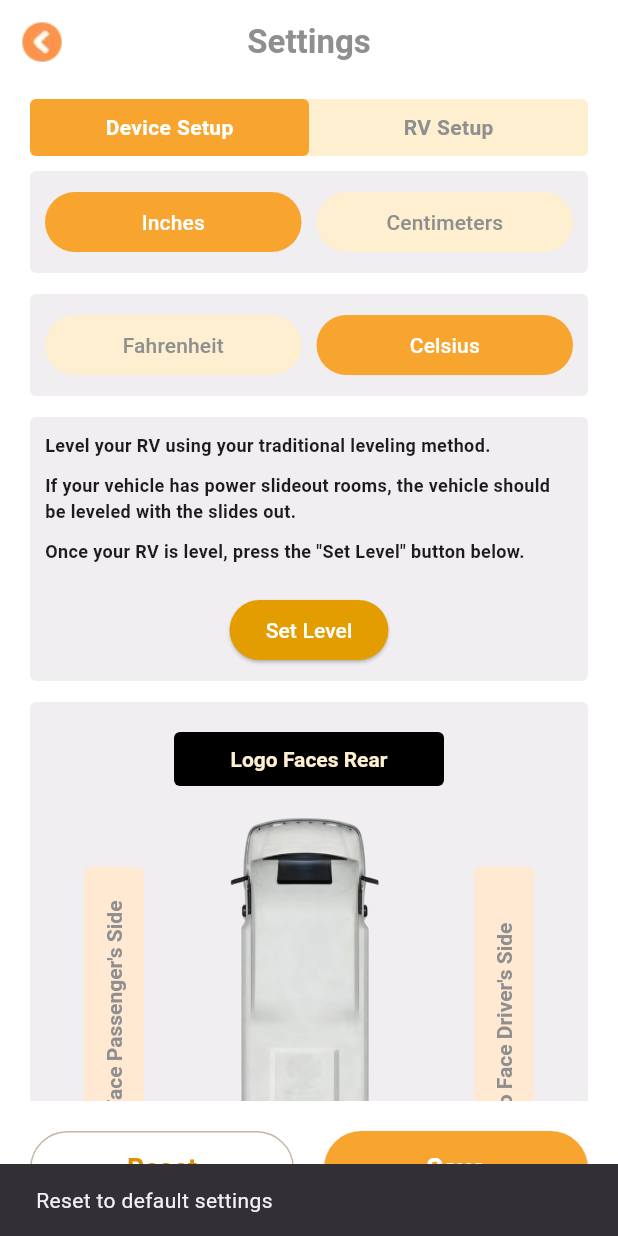
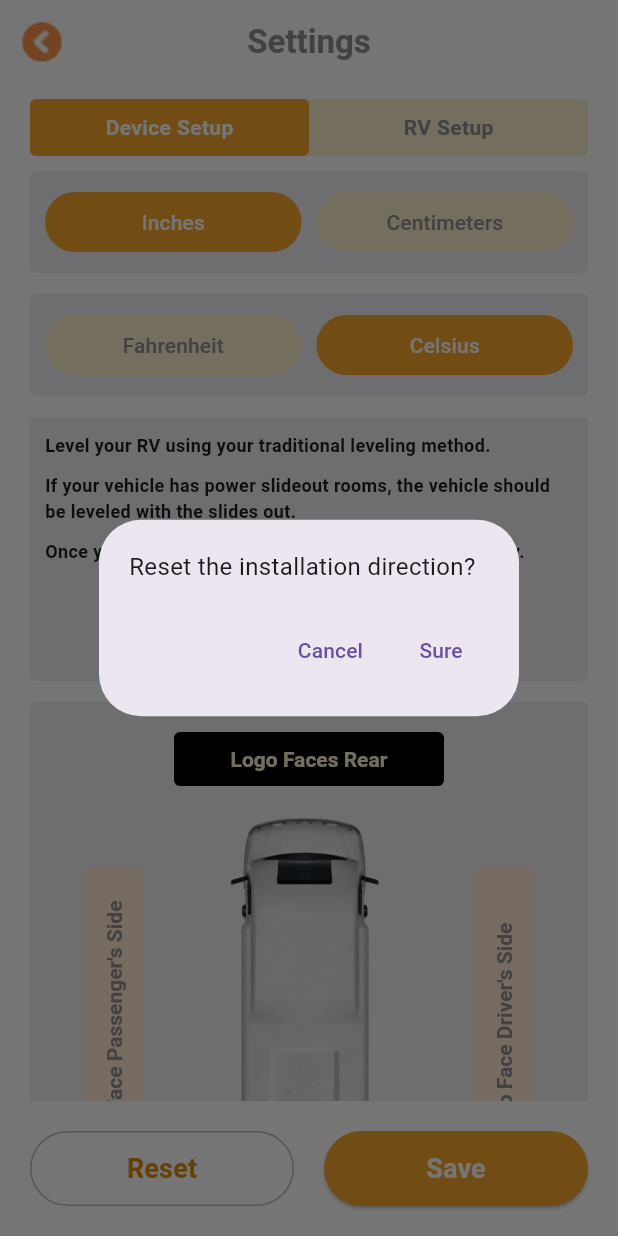
Before and after one commit to dhs964057117/gyrosApp, a Flutter app: the SettingsScreen screen opened directly, after a tap on "Reset", on a phone screen of 412 x 824 dp. Run offline on Flutter 3.47's test engine with Material 3 defaults, Android fonts, the phone set to English and light mode, and no system bars; our stand-ins replace flutter_blue_plus, permission_handler, shared_preferences; missing offline and left inert: page_flip, torch_light; accounts and stored records are empty; Roboto replaces fonts that are missing (Arial).

Commit message:
feat:设置页reset逻辑

```diff
--- a/lib/screens/settings_screen.dart
+++ b/lib/screens/settings_screen.dart
@@ -119,6 +119,26 @@ class _SettingsScreenState extends State<SettingsScreen> {
   }
 
   void _reset() {
+    final String message = _activeTab == 1
+        ? 'Reset the installation direction?'
+        : 'Reset the vehicle model selection and dimensions?';
+
+    showDialog(
+      context: context,
+      builder: (context) => AlertDialog(
+        content: Text(
+          message,
+          style: const TextStyle(fontSize: 16),
+        ),
+        contentPadding: const EdgeInsets.all(20),
+        actionsPadding: const EdgeInsets.only(left: 20, right: 20, bottom: 20),
+        actions: [
+          TextButton(
+            onPressed: () => Navigator.pop(context),
+            child: const Text('Cancel'),
+          ),
+          TextButton(
+            onPressed: () {
               final storage = Provider.of<StorageService>(context, listen: false);
               storage.resetSettings();
 
@@ -135,8 +155,18 @@ class _SettingsScreenState extends State<SettingsScreen> {
                     : StorageService.defaultHeight.toStringAsFixed(1);
               });
 
+              Navigator.pop(context);
               ScaffoldMessenger.of(context).showSnackBar(
-      const SnackBar(content: Text('Reset to default settings'), duration: Duration(seconds: 2)),
+                const SnackBar(
+                  content: Text('Reset successfully'),
+                  duration: Duration(seconds: 2),
+                ),
+              );
+            },
+            child: const Text('Sure'),
+          ),
+        ],
+      ),
     );
   }
 
```
Also changed, not shown: 4 other files. Lines whose indentation alone changed are shown as unchanged.
